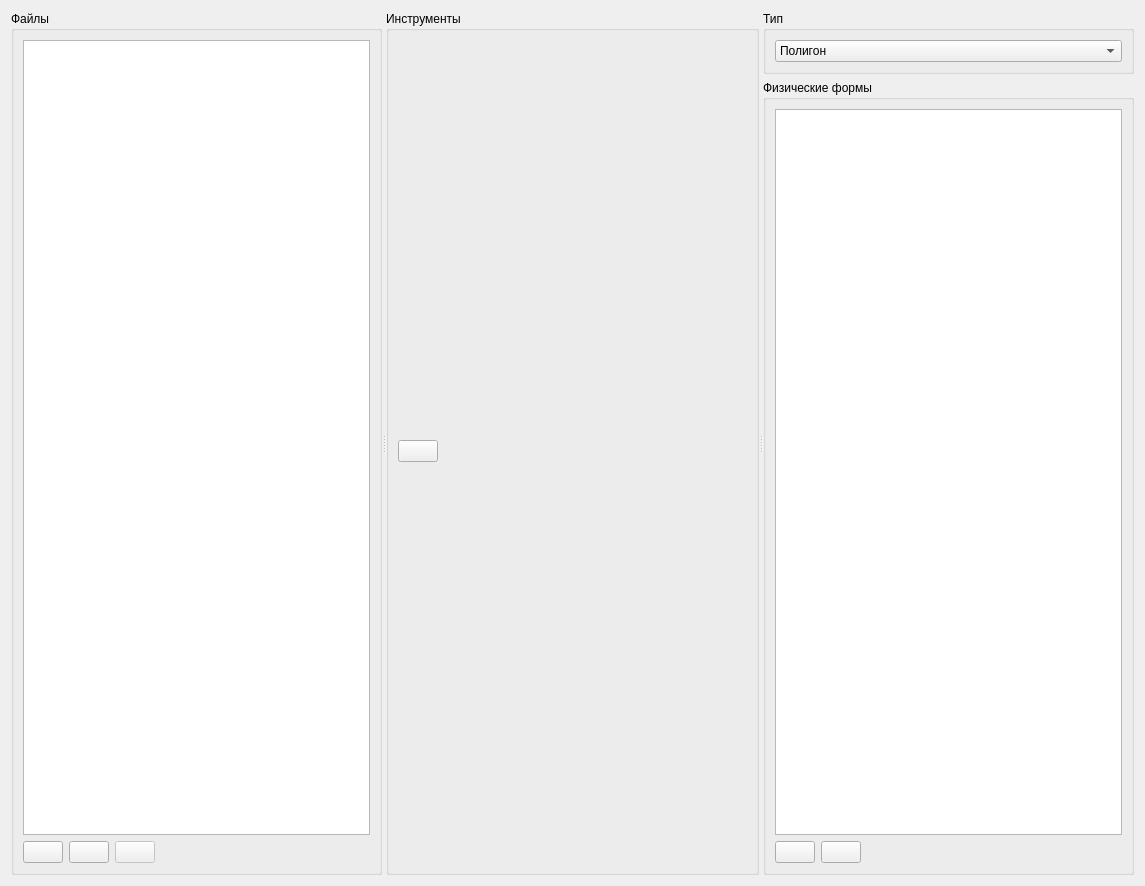
Above: GhastlyLion/GhastlyLion.ui from Ingener74/White-Albatross before the change. Below: the same form after it.
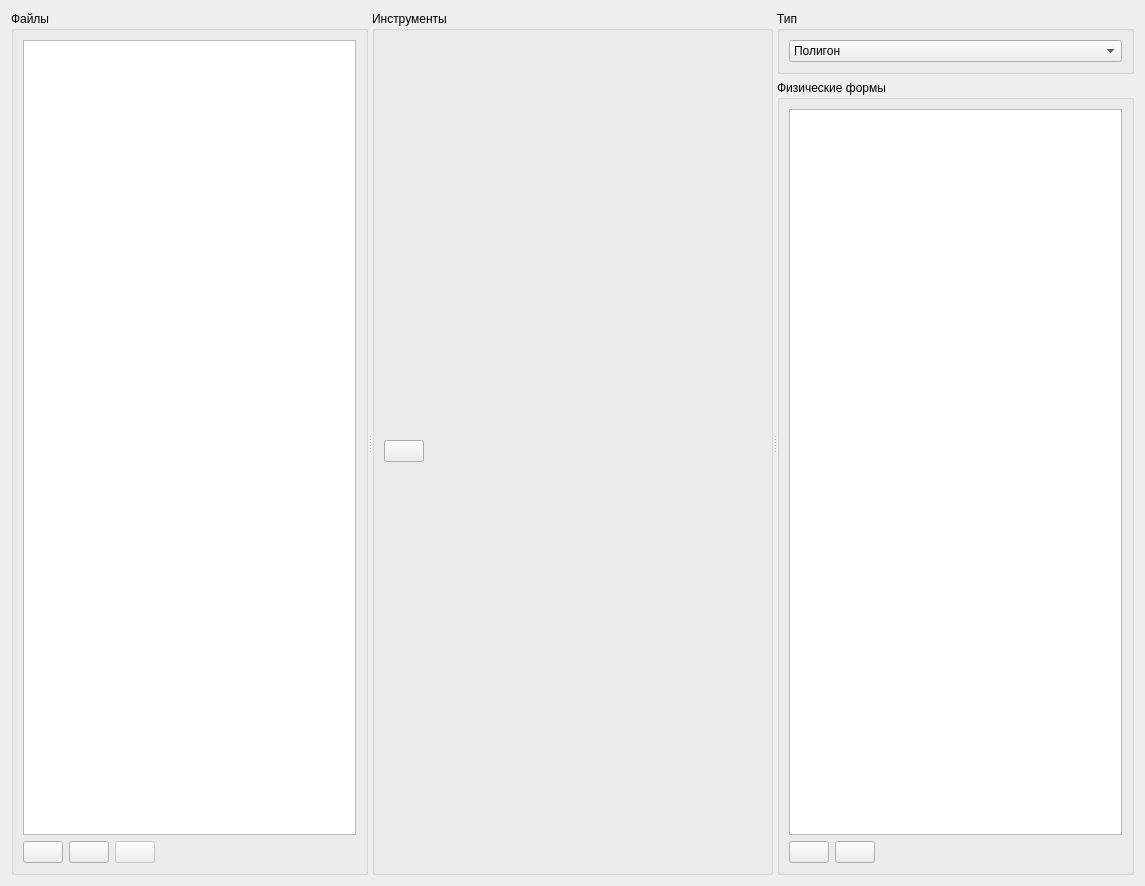
That is the form after the change. Icons and pictures are not drawn.

Commit message: поправил иконки в главной форме

The edit to the form file:
```diff
--- a/GhastlyLion/GhastlyLion.ui
+++ b/GhastlyLion/GhastlyLion.ui
@@ -165,7 +165,7 @@
               </property>
               <property name="sizeHint" stdset="0">
                <size>
-                <width>218</width>
+                <width>250</width>
                 <height>20</height>
                </size>
               </property>
@@ -178,7 +178,7 @@
        </item>
       </layout>
      </widget>
-     <widget class="QWidget" name="layoutWidget">
+     <widget class="QWidget" name="">
       <layout class="QVBoxLayout" name="verticalLayout_4">
        <item>
         <widget class="QGroupBox" name="groupBox_3">
```
Left out of the diff: 2 changed lines with no effect on the pictures. The commit also changes 1 other file.
